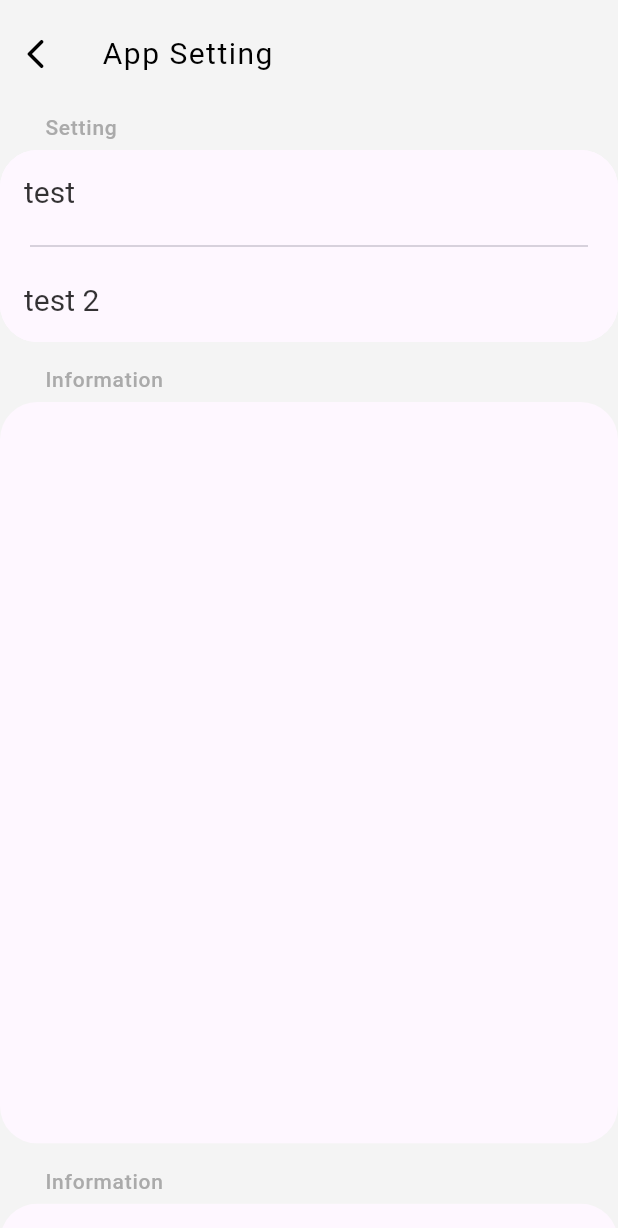
After one commit to Parthborda01/Reminder-App, a Flutter app: the SettingPage screen opened by its route, on a phone screen of 412 x 824 dp. The commit adds this screen. Shown: the top 1228 px of the screen. Run offline on Flutter 3.47's test engine with Material 2 defaults, Android fonts, the phone set to English and light mode, and no system bars; our stand-ins replace animated_toggle_switch, bloc, dotted_line, flutter_bloc, flutter_slider_drawer, hexcolor.

Commit message:
HomePage UI OnWork v0.4 - Switch Changed SettingPAge UI On Work v0.1 - Base ready.

```diff
--- /dev/null
+++ b/lib/UI/Pages/SettingPage/SettingPage.dart
@@ -0,0 +1,172 @@
+import 'package:flutter/material.dart';
+import 'package:flutter_bloc/flutter_bloc.dart';
+import 'package:student_dudes/UI/Widgets/SettingPage/SettingBox.dart';
+import 'package:student_dudes/UI/Widgets/SettingPage/SettingType.dart';
+
+import '../../../Util/Cubits/AnimationHelper/animationHelperCubit.dart';
+
+class SettingPage extends StatefulWidget {
+  const SettingPage({Key? key}) : super(key: key);
+
+  @override
+  State<SettingPage> createState() => _SettingPageState();
+}
+
+class _SettingPageState extends State<SettingPage> {
+  @override
+  Widget build(BuildContext context) {
+    double deviceWidth = MediaQuery.of(context).size.width;
+    double deviceHeight = MediaQuery.of(context).size.height;
+
+    ScrollController _sliverScrollController =
+        ScrollController(initialScrollOffset: 240);
+    BlocProvider.of<SliverScrolled>(context).Add();
+    _sliverScrollController.addListener(() {
+      if (_sliverScrollController.offset >= 100 &&
+          !_sliverScrollController.position.outOfRange) {
+        BlocProvider.of<SliverScrolled>(context).Add();
+      } else {
+        BlocProvider.of<SliverScrolled>(context).clear();
+      }
+    });
+
+    return Scaffold(
+      body: CustomScrollView(
+        controller: _sliverScrollController,
+        slivers: [
+          SliverAppBar(
+            leading: Container(),
+            pinned: true,
+            backgroundColor: Theme.of(context).scaffoldBackgroundColor,
+            surfaceTintColor: Theme.of(context).scaffoldBackgroundColor,
+            elevation: 0,
+            expandedHeight: 300,
+            bottom: PreferredSize(
+              preferredSize: Size(deviceWidth, 0),
+              child: Row(
+                mainAxisAlignment: MainAxisAlignment.start,
+                children: [
+                  IconButton(
+                      onPressed: () => Navigator.pop(context),
+                      icon: Icon(Icons.arrow_back_ios_rounded)),
+                  BlocBuilder<SliverScrolled, bool>(
+                      builder: (context, state) => Padding(
+                            padding: const EdgeInsets.symmetric(horizontal: 20),
+                            child: AnimatedOpacity(
+                                opacity: state ? 1.0 : 0.0,
+                                duration: Duration(milliseconds: 100),
+                                child: Text("App Setting",
+                                    style: Theme.of(context)
+                                        .textTheme
+                                        .titleSmall)),
+                          )),
+                ],
+              ),
+            ),
+            flexibleSpace: FlexibleSpaceBar(
+              collapseMode: CollapseMode.parallax,
+              background: Center(child: BlocBuilder<SliverScrolled, bool>(
+                builder: (context, state) {
+                  return AnimatedOpacity(
+                    opacity: state ? 0.0 : 1.0,
+                    duration: Duration(milliseconds: 100),
+                    child: Text(
+                      "App Setting",
+                      style: Theme.of(context).textTheme.titleLarge,
+                    ),
+                  );
+                },
+              )),
+            ),
+          ),
+          const SettingBox(
+            title: "Setting",
+            children: [
+              SettingTile(title: "test"),
+              Divider(indent: 20, endIndent: 20),
+              SettingTile(title: "test 2")
+            ],
+          ),
+          SliverToBoxAdapter(
+            child: Padding(
+              padding: const EdgeInsets.only(top: 10),
+              child: Column(
+                crossAxisAlignment: CrossAxisAlignment.start,
+                children: [
+                  Padding(
+                    padding:
+                        const EdgeInsets.symmetric(horizontal: 30, vertical: 5),
+                    child: Text("Information",
+                        style: Theme.of(context).textTheme.labelSmall),
+                  ),
+                  Container(
+                    color: Theme.of(context).scaffoldBackgroundColor,
+                    child: ClipRRect(
+                      borderRadius: BorderRadius.circular(25),
+                      child: Container(
+                        height: deviceHeight * 0.6,
+                        color: Theme.of(context).backgroundColor,
+                      ),
+                    ),
+                  ),
+                ],
+              ),
+            ),
+          ),
+          SliverToBoxAdapter(
+            child: Padding(
+              padding: const EdgeInsets.only(top: 10),
+              child: Column(
+                crossAxisAlignment: CrossAxisAlignment.start,
+                children: [
+                  Padding(
+                    padding:
+                        const EdgeInsets.symmetric(horizontal: 30, vertical: 5),
+                    child: Text("Information",
+                        style: Theme.of(context).textTheme.labelSmall),
+                  ),
+                  Container(
+                    color: Theme.of(context).scaffoldBackgroundColor,
+                    child: ClipRRect(
+                      borderRadius: BorderRadius.circular(25),
+                      child: Container(
+                        height: deviceHeight * 0.6,
+                        color: Theme.of(context).backgroundColor,
+                      ),
+                    ),
+                  ),
+                ],
+              ),
+            ),
+          ),
+          SliverToBoxAdapter(
+            child: Padding(
+              padding: const EdgeInsets.only(top: 10),
+              child: Column(
+                crossAxisAlignment: CrossAxisAlignment.start,
+                children: [
+                  Padding(
+                    padding:
+                        const EdgeInsets.symmetric(horizontal: 30, vertical: 5),
+                    child: Text("Information",
+                        style: Theme.of(context).textTheme.labelSmall),
+                  ),
+                  Container(
+                    color: Theme.of(context).scaffoldBackgroundColor,
+                    child: ClipRRect(
+                      borderRadius: BorderRadius.circular(25),
+                      child: Container(
+                        height: deviceHeight * 0.6,
+                        color: Theme.of(context).backgroundColor,
+                      ),
+                    ),
+                  ),
+                ],
+              ),
+            ),
+          ),
+        ],
+      ),
+    );
+  }
+}
--- a/lib/UI/Widgets/TaskTile.dart
+++ b/lib/UI/Widgets/HomePage/TaskTile.dart
@@ -85,7 +85,9 @@ class _TaskLectureTileState extends State<TaskLectureTile> {
                 ),
                 Switch(
                   value: notifier,
-                  inactiveTrackColor: deadColor,
+                  inactiveTrackColor: Colors.transparent,
+                  // trackOutlineColor: MaterialStateProperty.all<Color>((notifier ? Colors.lightBlueAccent : deadColor)),
+                  inactiveThumbColor: ((notifier ? Colors.lightBlueAccent : deadColor)),
                   onChanged: (value) {
                     setState(() {
                       notifier = value;
--- /dev/null
+++ b/lib/UI/Widgets/SettingPage/SettingType.dart
@@ -0,0 +1,48 @@
+import 'package:flutter/material.dart';
+
+class SettingTile extends StatefulWidget {
+  const SettingTile({Key? key, this.title}) : super(key: key);
+  final title;
+
+  @override
+  State<SettingTile> createState() => _SettingTileState();
+}
+
+class _SettingTileState extends State<SettingTile> {
+  @override
+  Widget build(BuildContext context) {
+    return Hero(
+      tag: widget.title,
+      child: Material(
+        child: ListTile(
+            style: ListTileStyle.drawer,
+            title: Text(widget.title,
+                style: Theme.of(context).textTheme.headlineMedium),
+            tileColor: Theme.of(context).backgroundColor,
+            onTap: () {
+              Navigator.push(
+                context,
+                MaterialPageRoute<Widget>(builder: (BuildContext context) {
+                  return Scaffold(
+                    body: Center(
+                      child: Hero(
+                        tag: widget.title,
+                        child: Material(
+                          child: ListTile(
+                            title: Text(widget.title ?? "", style: Theme.of(context).textTheme.headlineMedium),
+                            tileColor: Theme.of(context).backgroundColor,
+                            onTap: () {
+                              Navigator.pop(context);
+                            },
+                          ),
+                        ),
+                      ),
+                    ),
+                  );
+                }),
+              );
+            }),
+      ),
+    );
+  }
+}
```
Also changed, not shown: lib/UI/Pages/HomePage/HomePage.dart (+22 -8 lines), lib/UI/Routes/route.dart (added, +48 -0 lines), lib/UI/Theme/ThemeConstants.dart (+15 -9 lines), lib/UI/Widgets/HomePage/DrawerWidget.dart (renamed from lib/UI/Widgets/DrawerWidget.dart, +8 -4 lines), lib/UI/Widgets/SettingPage/SettingBox.dart (added, +43 -0 lines), lib/main.dart (+4 -3 lines), lib/Util/Cubits/AnimationHelper/animationHelperCubit.dart (renamed from lib/Util/Cubits/HomePage/animationHelperCubit.dart).
